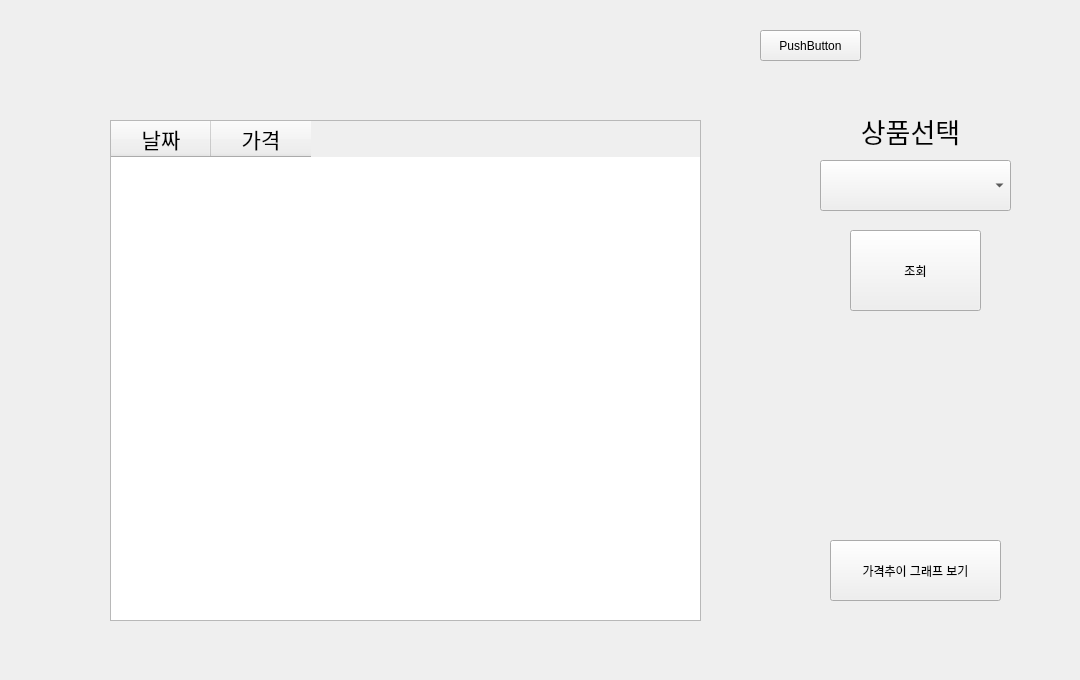
The window that farm.ui (ving9/newbie) describes before a commit, drawn with Qt 5.
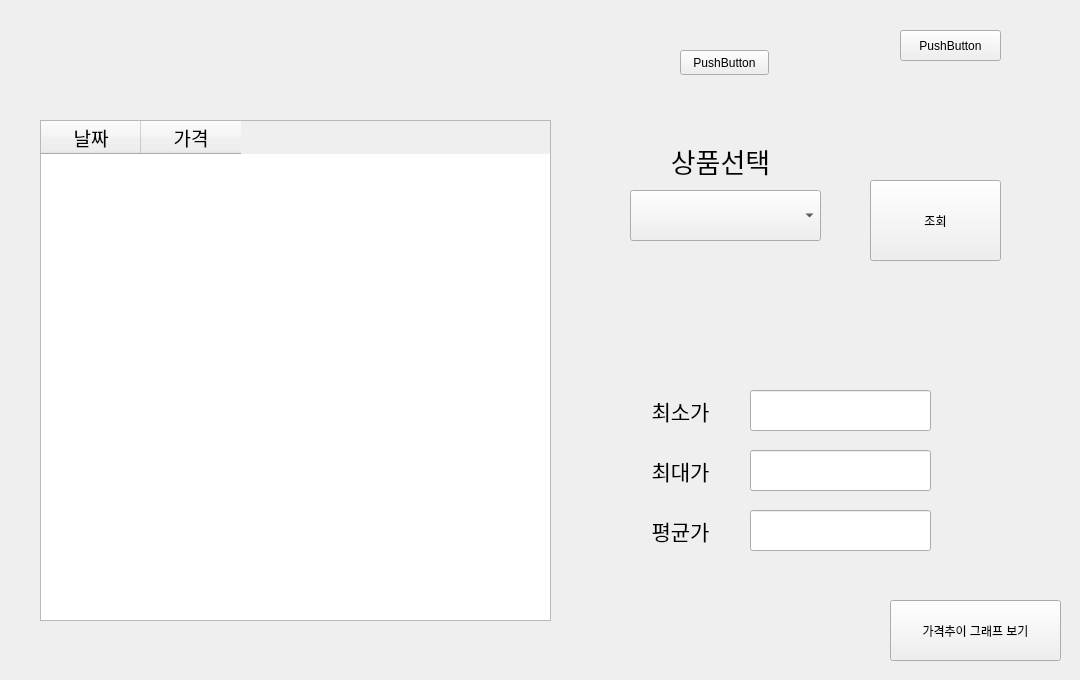
The same window after the commit. The open tabs and pages were chosen to show the change.

Patch:
```diff
--- a/farm.ui
+++ b/farm.ui
@@ -706,8 +706,8 @@
     <widget class="QComboBox" name="combo_product">
      <property name="geometry">
       <rect>
-       <x>820</x>
-       <y>160</y>
+       <x>630</x>
+       <y>190</y>
        <width>191</width>
        <height>51</height>
       </rect>
@@ -716,8 +716,8 @@
     <widget class="QPushButton" name="btn_inquiry">
      <property name="geometry">
       <rect>
-       <x>850</x>
-       <y>230</y>
+       <x>870</x>
+       <y>180</y>
        <width>131</width>
        <height>81</height>
       </rect>
@@ -729,8 +729,8 @@
     <widget class="QPushButton" name="btn_graph">
      <property name="geometry">
       <rect>
-       <x>830</x>
-       <y>540</y>
+       <x>890</x>
+       <y>600</y>
        <width>171</width>
        <height>61</height>
       </rect>
@@ -742,7 +742,7 @@
     <widget class="QLabel" name="label_year">
      <property name="geometry">
       <rect>
-       <x>120</x>
+       <x>60</x>
        <y>40</y>
        <width>200</width>
        <height>60</height>
@@ -778,7 +778,7 @@
     <widget class="QLabel" name="label_region">
      <property name="geometry">
       <rect>
-       <x>340</x>
+       <x>280</x>
        <y>40</y>
        <width>200</width>
        <height>60</height>
@@ -814,8 +814,8 @@
     <widget class="QLabel" name="label">
      <property name="geometry">
       <rect>
-       <x>850</x>
-       <y>110</y>
+       <x>660</x>
+       <y>140</y>
        <width>121</width>
        <height>41</height>
       </rect>
@@ -835,15 +835,15 @@
     <widget class="QTableWidget" name="table_product_price">
      <property name="geometry">
       <rect>
-       <x>110</x>
+       <x>40</x>
        <y>120</y>
-       <width>591</width>
+       <width>511</width>
        <height>501</height>
       </rect>
      </property>
      <property name="font">
       <font>
-       <pointsize>16</pointsize>
+       <pointsize>14</pointsize>
       </font>
      </property>
      <attribute name="horizontalHeaderCascadingSectionResizes">
@@ -872,7 +872,7 @@
     <widget class="QPushButton" name="btn_2">
      <property name="geometry">
       <rect>
-       <x>760</x>
+       <x>900</x>
        <y>30</y>
        <width>101</width>
        <height>31</height>
@@ -882,6 +882,139 @@
       <string>PushButton</string>
      </property>
     </widget>
+    <widget class="QLabel" name="label_min">
+     <property name="geometry">
+      <rect>
+       <x>620</x>
+       <y>390</y>
+       <width>121</width>
+       <height>41</height>
+      </rect>
+     </property>
+     <property name="font">
+      <font>
+       <pointsize>16</pointsize>
+      </font>
+     </property>
+     <property name="text">
+      <string>최소가</string>
+     </property>
+     <property name="alignment">
+      <set>Qt::AlignCenter</set>
+     </property>
+    </widget>
+    <widget class="QLabel" name="label_max">
+     <property name="geometry">
+      <rect>
+       <x>620</x>
+       <y>450</y>
+       <width>121</width>
+       <height>41</height>
+      </rect>
+     </property>
+     <property name="font">
+      <font>
+       <pointsize>16</pointsize>
+      </font>
+     </property>
+     <property name="text">
+      <string>최대가</string>
+     </property>
+     <property name="alignment">
+      <set>Qt::AlignCenter</set>
+     </property>
+    </widget>
+    <widget class="QLabel" name="label_aver">
+     <property name="geometry">
+      <rect>
+       <x>620</x>
+       <y>510</y>
+       <width>121</width>
+       <height>41</height>
+      </rect>
+     </property>
+     <property name="font">
+      <font>
+       <pointsize>16</pointsize>
+      </font>
+     </property>
+     <property name="text">
+      <string>평균가</string>
+     </property>
+     <property name="alignment">
+      <set>Qt::AlignCenter</set>
+     </property>
+    </widget>
+    <widget class="QLineEdit" name="line_min">
+     <property name="enabled">
+      <bool>true</bool>
+     </property>
+     <property name="geometry">
+      <rect>
+       <x>750</x>
+       <y>390</y>
+       <width>181</width>
+       <height>41</height>
+      </rect>
+     </property>
+     <property name="alignment">
+      <set>Qt::AlignRight|Qt::AlignTrailing|Qt::AlignVCenter</set>
+     </property>
+     <property name="readOnly">
+      <bool>true</bool>
+     </property>
+    </widget>
+    <widget class="QLineEdit" name="line_max">
+     <property name="enabled">
+      <bool>true</bool>
+     </property>
+     <property name="geometry">
+      <rect>
+       <x>750</x>
+       <y>450</y>
+       <width>181</width>
+       <height>41</height>
+      </rect>
+     </property>
+     <property name="alignment">
+      <set>Qt::AlignRight|Qt::AlignTrailing|Qt::AlignVCenter</set>
+     </property>
+     <property name="readOnly">
+      <bool>true</bool>
+     </property>
+    </widget>
+    <widget class="QLineEdit" name="line_aver">
+     <property name="enabled">
+      <bool>true</bool>
+     </property>
+     <property name="geometry">
+      <rect>
+       <x>750</x>
+       <y>510</y>
+       <width>181</width>
+       <height>41</height>
+      </rect>
+     </property>
+     <property name="alignment">
+      <set>Qt::AlignRight|Qt::AlignTrailing|Qt::AlignVCenter</set>
+     </property>
+     <property name="readOnly">
+      <bool>true</bool>
+     </property>
+    </widget>
+    <widget class="QPushButton" name="btn_test">
+     <property name="geometry">
+      <rect>
+       <x>680</x>
+       <y>50</y>
+       <width>89</width>
+       <height>25</height>
+      </rect>
+     </property>
+     <property name="text">
+      <string>PushButton</string>
+     </property>
+    </widget>
    </widget>
    <widget class="QWidget" name="page_3">
     <widget class="QWidget" name="verticalLayoutWidget">
```
Left out of the diff: 5 changed lines with no effect on the pictures.
